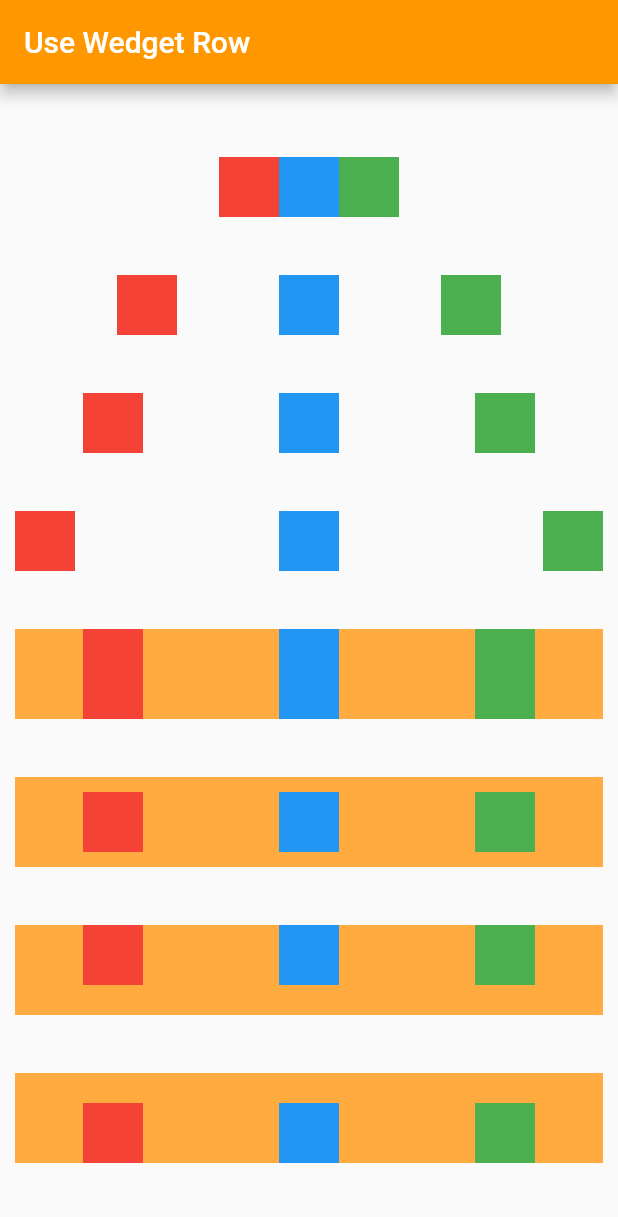
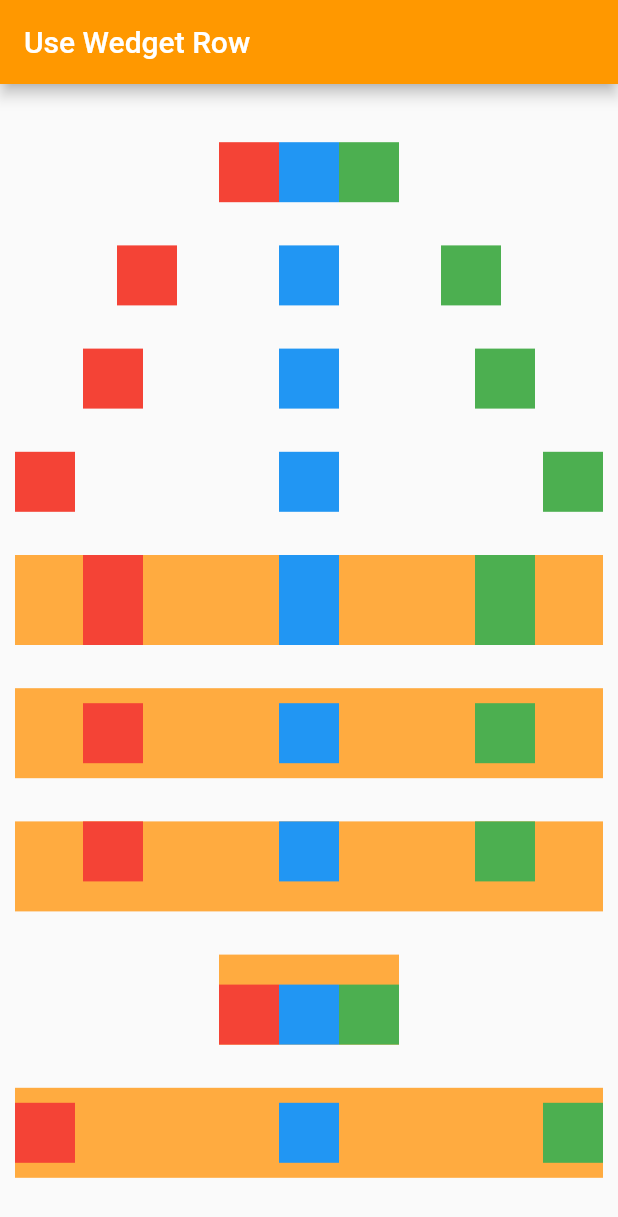
Before and after one commit to IngNex/flutter_practice_widget, a Flutter app: the screen it shows after launch, on a phone screen of 412 x 824 dp. Shown: the top 1217 px of the screen. Run offline on Flutter 3.47's test engine with Material 2 defaults, Android fonts, the phone set to English and light mode, and no system bars.

Commit message:
practice widget flutter row 4

```diff
--- a/lib/main.dart
+++ b/lib/main.dart
@@ -112,6 +112,21 @@ class _HomePageState extends State<HomePage> {
               child: Row(
                 mainAxisAlignment: MainAxisAlignment.spaceAround,
                 crossAxisAlignment: CrossAxisAlignment.end,
+                mainAxisSize: MainAxisSize.min,
+                children: [
+                  Container(width: 40, height: 40, color: Colors.red),
+                  Container(width: 40, height: 40, color: Colors.blue),
+                  Container(width: 40, height: 40, color: Colors.green),
+                ],
+              ),
+            ),
+            Container(
+              height: 60,
+              color: Colors.orangeAccent,
+              child: Row(
+                mainAxisAlignment: MainAxisAlignment.spaceBetween,
+                crossAxisAlignment: CrossAxisAlignment.center,
+                mainAxisSize: MainAxisSize.max,
                 children: [
                   Container(width: 40, height: 40, color: Colors.red),
                   Container(width: 40, height: 40, color: Colors.blue),
```
